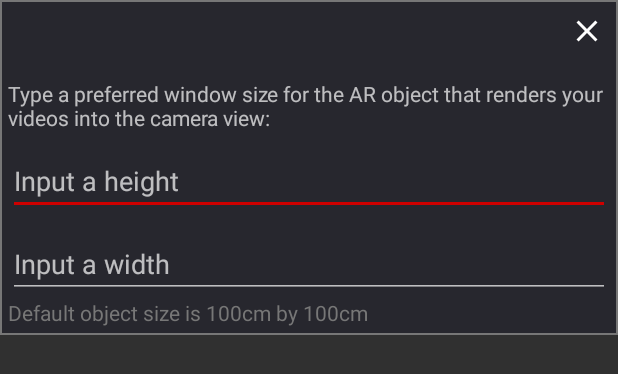
After one commit to daniel0707/Home-Cinema, an Android app: the layout view_popup.xml on its own in the app's theme, with its tools: preview values and no code run, on a phone screen of 412 x 824 dp. The commit adds this screen. Shown: the top 374 px of the screen. Run offline under Robolectric (Android 15) with nearby library versions, the phone set to English and light mode, and no system bars.

Commit message:
added view + help popup contents TODO bluetooth popup content

```diff
--- /dev/null
+++ b/app/src/main/res/layout/view_popup.xml
@@ -0,0 +1,51 @@
+<?xml version="1.0" encoding="utf-8"?>
+<LinearLayout xmlns:android="http://schemas.android.com/apk/res/android"
+    android:id="@+id/linear_layout"
+    android:layout_width="match_parent"
+    android:layout_height="wrap_content"
+    android:background="@drawable/back"
+    android:orientation="vertical"
+    android:padding="5dp">
+    <!-- close popup-->
+    <ImageView
+        android:id="@+id/view_close"
+        android:layout_width="wrap_content"
+        android:layout_height="wrap_content"
+        android:layout_gravity="end"
+        android:layout_marginTop="3dp"
+        android:layout_marginRight="3dp"
+        android:background="?android:attr/selectableItemBackground"
+        android:src="@drawable/ic_outline_close_24px"
+        android:text="Close Me" />
+
+    <TextView
+        android:layout_width="match_parent"
+        android:layout_height="wrap_content"
+        android:layout_marginTop="20dp"
+        android:layout_marginBottom="10dp"
+        android:text="Type a preferred window size for the AR object that renders your videos into the camera view:" />
+
+    <EditText
+        android:id="@+id/view_height"
+        android:layout_width="match_parent"
+        android:layout_height="wrap_content"
+        android:hint="Input a height"
+        android:inputType="number"
+        android:layout_marginBottom="10dp"
+        android:textColor="#777" />
+
+    <EditText
+        android:id="@+id/view_width"
+        android:layout_width="match_parent"
+        android:layout_height="wrap_content"
+        android:hint="Input a width"
+        android:inputType="number"
+        android:textColor="#777" />
+
+    <TextView
+        android:id="@+id/customDimensions"
+        android:layout_width="match_parent"
+        android:layout_height="wrap_content"
+        android:text="Default object size is 100cm by 100cm"
+        android:textColor="#777" />
+</LinearLayout>
```
Also changed, not shown: app/src/main/java/com/example/android/homecinema/SettingsActivity.kt (+125 -29 lines), app/src/main/res/layout/bluetooth_popup.xml (+4 -3 lines), app/src/main/res/layout/help_popup.xml (added, +53 -0 lines), 1 other file.
